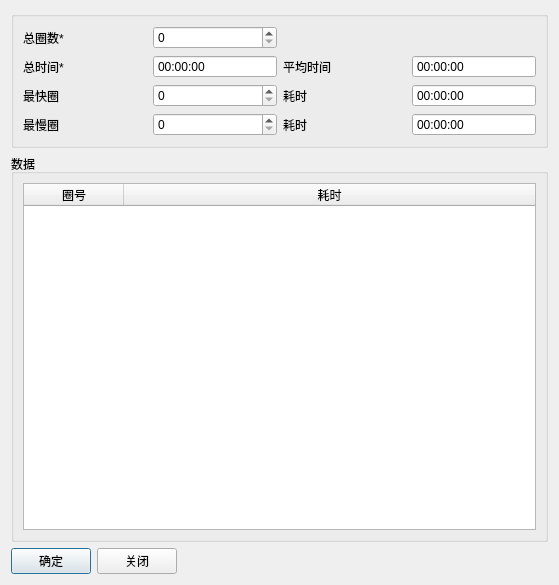
Old version of the form code/SwimmingPerformance/dialog_addrecord.ui in the repository xinyuewodi/git_test.
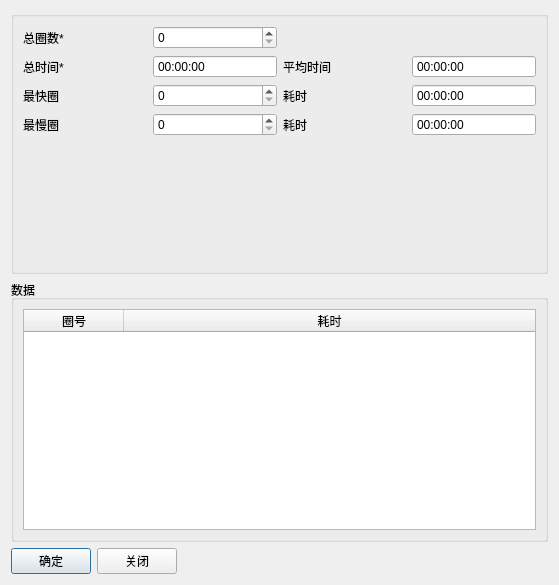
New version of the form. Icons and pictures are not drawn.

```diff
--- a/code/SwimmingPerformance/dialog_addrecord.ui
+++ b/code/SwimmingPerformance/dialog_addrecord.ui
@@ -126,6 +126,22 @@
         </item>
        </layout>
       </item>
+      <item>
+       <spacer name="verticalSpacer">
+        <property name="orientation">
+         <enum>Qt::Vertical</enum>
+        </property>
+        <property name="sizeType">
+         <enum>QSizePolicy::MinimumExpanding</enum>
+        </property>
+        <property name="sizeHint" stdset="0">
+         <size>
+          <width>20</width>
+          <height>40</height>
+         </size>
+        </property>
+       </spacer>
+      </item>
      </layout>
     </widget>
    </item>
```
Left out of the diff: 16 changed lines with no effect on the pictures.
